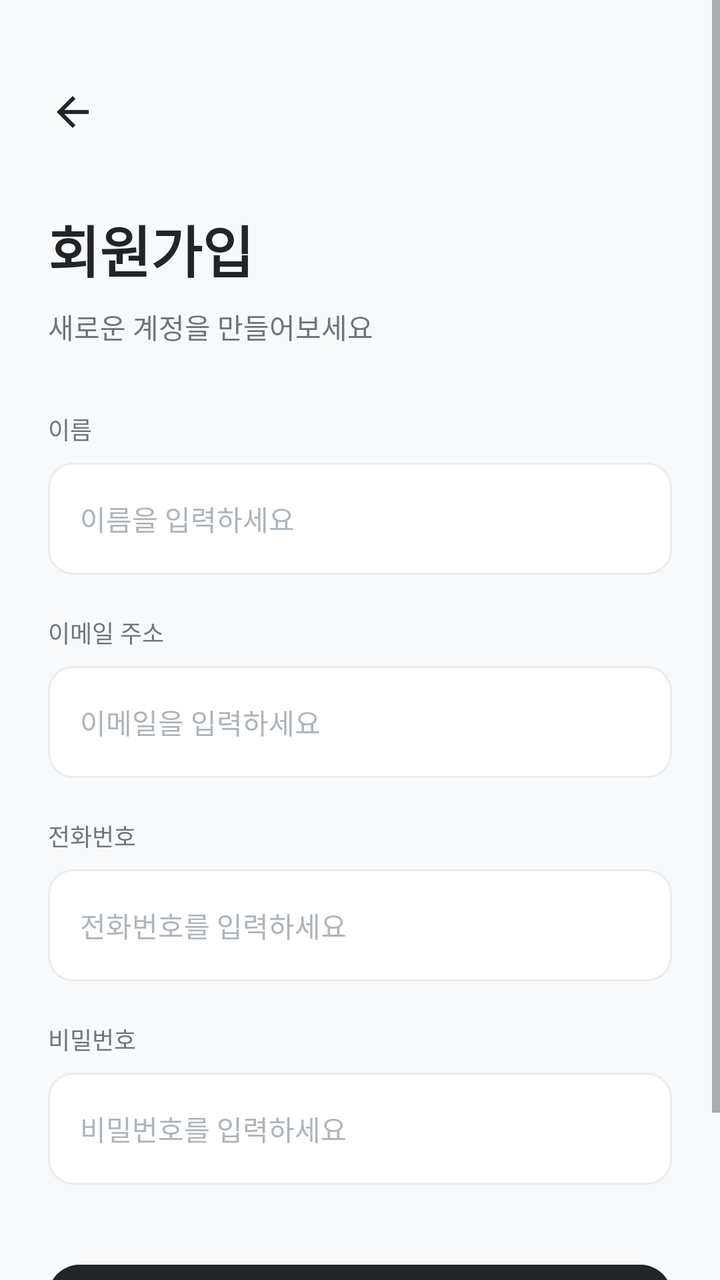
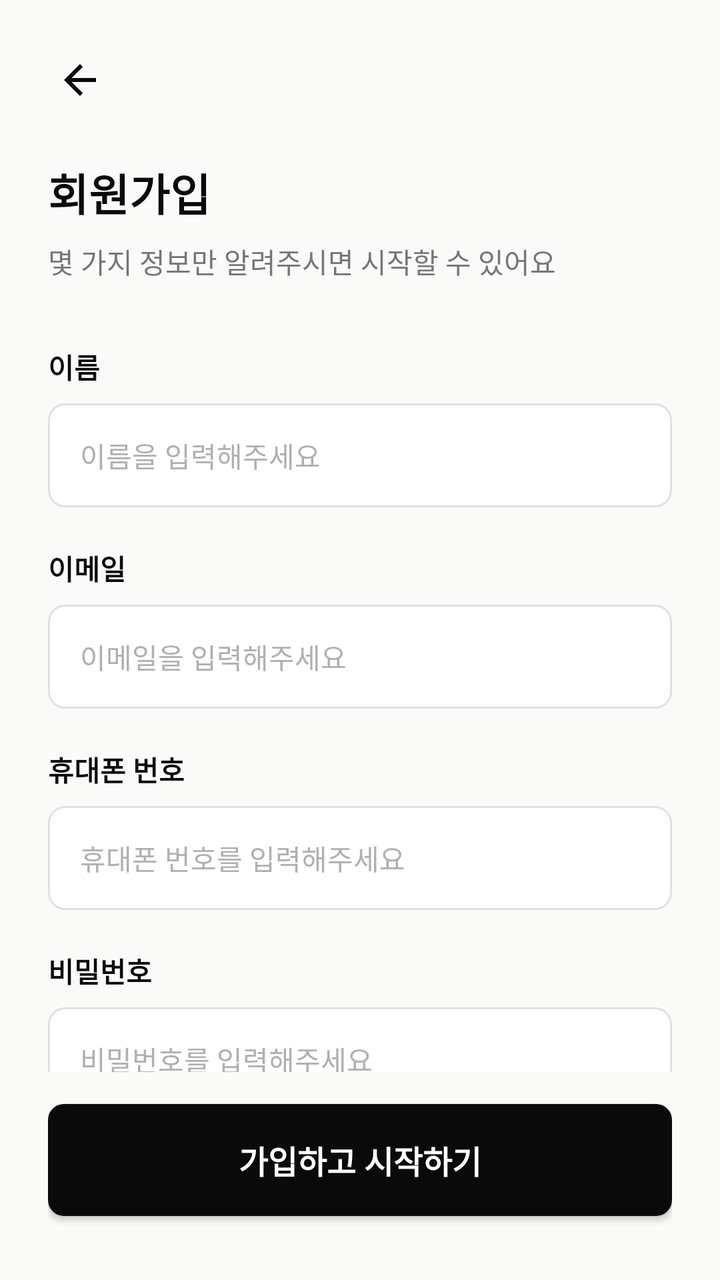

The first picture is an Android layout as it rendered before a commit; the second is the same layout after the commit. The layout source and the unified diff follow.
<!-- AndroidManifest.xml: application theme Theme.WHSAfterMate -->
<!-- res/layout/fragment_sign_up.xml -->
<?xml version="1.0" encoding="utf-8"?>
<FrameLayout xmlns:android="http://schemas.android.com/apk/res/android"
    xmlns:app="http://schemas.android.com/apk/res-auto"
    android:layout_width="match_parent"
    android:layout_height="match_parent"
    android:background="@color/background_gray">

    <ScrollView
        android:layout_width="match_parent"
        android:layout_height="match_parent"
        android:fillViewport="true">

        <LinearLayout
            android:layout_width="match_parent"
            android:layout_height="wrap_content"
            android:orientation="vertical"
            android:padding="24dp">

            <ImageView
                android:id="@+id/btnBack"
                android:layout_width="48dp"
                android:layout_height="48dp"
                android:layout_marginTop="8dp"
                android:layout_marginStart="-12dp"
                android:padding="12dp"
                android:background="?attr/selectableItemBackgroundBorderless"
                android:clickable="true"
                android:focusable="true"
                android:src="@drawable/ic_arrow_back"
                app:tint="@color/text_primary"
                android:contentDescription="@string/app_name" />

            <TextView
                android:layout_width="wrap_content"
                android:layout_height="wrap_content"
                android:layout_marginTop="24dp"
                android:text="@string/signup_title"
                android:textColor="@color/text_primary"
                android:textSize="28sp"
                android:textStyle="bold" />

            <TextView
                android:layout_width="wrap_content"
                android:layout_height="wrap_content"
                android:layout_marginTop="8dp"
                android:text="@string/signup_subtitle"
                android:textColor="@color/text_secondary"
                android:textSize="14sp" />

            <TextView
                android:layout_width="wrap_content"
                android:layout_height="wrap_content"
                android:layout_marginTop="32dp"
                android:text="@string/label_name"
                android:textColor="@color/text_secondary"
                android:textSize="12sp" />

            <EditText
                android:id="@+id/etSignUpName"
                android:layout_width="match_parent"
                android:layout_height="56dp"
                android:layout_marginTop="8dp"
                android:background="@drawable/bg_login_input"
                android:hint="@string/hint_name"
                android:inputType="textPersonName"
                android:paddingHorizontal="16dp"
                android:textColor="@color/text_primary"
                android:textColorHint="@color/input_hint"
                android:textSize="14sp" />

            <TextView
                android:layout_width="wrap_content"
                android:layout_height="wrap_content"
                android:layout_marginTop="20dp"
                android:text="@string/label_email"
                android:textColor="@color/text_secondary"
                android:textSize="12sp" />

            <EditText
                android:id="@+id/etSignUpEmail"
                android:layout_width="match_parent"
                android:layout_height="56dp"
                android:layout_marginTop="8dp"
                android:background="@drawable/bg_login_input"
                android:hint="@string/hint_email"
                android:inputType="textEmailAddress"
                android:paddingHorizontal="16dp"
                android:textColor="@color/text_primary"
                android:textColorHint="@color/input_hint"
                android:textSize="14sp" />

            <TextView
                android:layout_width="wrap_content"
                android:layout_height="wrap_content"
                android:layout_marginTop="20dp"
                android:text="@string/label_phone"
                android:textColor="@color/text_secondary"
                android:textSize="12sp" />

            <EditText
                android:id="@+id/etSignUpPhone"
                android:layout_width="match_parent"
                android:layout_height="56dp"
                android:layout_marginTop="8dp"
                android:background="@drawable/bg_login_input"
                android:hint="@string/hint_phone"
                android:inputType="phone"
                android:paddingHorizontal="16dp"
                android:textColor="@color/text_primary"
                android:textColorHint="@color/input_hint"
                android:textSize="14sp" />

            <TextView
                android:layout_width="wrap_content"
                android:layout_height="wrap_content"
                android:layout_marginTop="20dp"
                android:text="@string/label_password"
                android:textColor="@color/text_secondary"
                android:textSize="12sp" />

            <EditText
                android:id="@+id/etSignUpPassword"
                android:layout_width="match_parent"
                android:layout_height="56dp"
                android:layout_marginTop="8dp"
                android:background="@drawable/bg_login_input"
                android:hint="@string/hint_password"
                android:inputType="textPassword"
                android:paddingHorizontal="16dp"
                android:textColor="@color/text_primary"
                android:textColorHint="@color/input_hint"
                android:textSize="14sp" />

            <com.google.android.material.button.MaterialButton
                android:id="@+id/btnSignUpSubmit"
                android:layout_width="match_parent"
                android:layout_height="56dp"
                android:layout_marginTop="40dp"
                android:layout_marginBottom="24dp"
                android:backgroundTint="@color/text_primary"
                android:insetTop="0dp"
                android:insetBottom="0dp"
                android:text="@string/signup_button"
                android:textColor="@color/white"
                android:textSize="16sp"
                android:textStyle="bold"
                app:cornerRadius="16dp" />

        </LinearLayout>
    </ScrollView>

    <ProgressBar
        android:id="@+id/pbSignUpLoading"
        android:layout_width="wrap_content"
        android:layout_height="wrap_content"
        android:layout_gravity="center"
        android:visibility="gone" />

</FrameLayout>
<!-- resources referenced by this layout -->
<resources>
  <color name="background_gray">#F8F9FA</color>
  <color name="input_hint">#ADB5BD</color>
  <color name="text_primary">#212529</color>
  <color name="text_secondary">#6C757D</color>
  <color name="white">#FFFFFFFF</color>
  <!-- drawable bg_login_input (drawable) -->
  <?xml version="1.0" encoding="utf-8"?>
  <shape xmlns:android="http://schemas.android.com/apk/res/android"
      android:shape="rectangle">
      <solid android:color="@color/white" />
      <corners android:radius="12dp" />
      <stroke
          android:width="1dp"
          android:color="#E9ECEF" />
  </shape>
  <!-- drawable ic_arrow_back (drawable) -->
  <vector xmlns:android="http://schemas.android.com/apk/res/android"
      android:width="24dp"
      android:height="24dp"
      android:viewportWidth="24"
      android:viewportHeight="24">
      <path
          android:fillColor="#000000"
          android:pathData="M20,11H7.83l5.59,-5.59L12,4l-8,8 8,8 1.41,-1.41L7.83,13H20v-2z" />
  </vector>
  <string name="app_name">WHS_After_Mate</string>
  <string name="hint_email">이메일을 입력하세요</string>
  <string name="hint_name">이름을 입력하세요</string>
  <string name="hint_password">비밀번호를 입력하세요</string>
  <string name="hint_phone">전화번호를 입력하세요</string>
  <string name="label_email">이메일 주소</string>
  <string name="label_name">이름</string>
  <string name="label_password">비밀번호</string>
  <string name="label_phone">전화번호</string>
  <string name="signup_button">가입하기</string>
  <string name="signup_subtitle">새로운 계정을 만들어보세요</string>
  <string name="signup_title">회원가입</string>
  <style name="Theme.WHSAfterMate" parent="Theme.MaterialComponents.DayNight.DarkActionBar">
          
          <item name="colorPrimary">@color/purple_500</item>
          <item name="colorPrimaryVariant">@color/purple_700</item>
          <item name="colorOnPrimary">@color/white</item>
          
          <item name="colorSecondary">@color/teal_200</item>
          <item name="colorSecondaryVariant">@color/teal_700</item>
          <item name="colorOnSecondary">@color/black</item>
          
          <item name="android:statusBarColor" tools:targetApi="l">?attr/colorPrimaryVariant</item>
      </style>
  <color name="purple_500">#FF6200EE</color>
  <color name="purple_700">#FF3700B3</color>
  <color name="teal_200">#FF03DAC5</color>
  <color name="teal_700">#FF018786</color>
  <color name="black">#FF000000</color>
</resources>

<!-- the commit's change to res/layout/fragment_sign_up.xml (unified diff, before → after) -->
@@ -1,159 +1,168 @@
 <?xml version="1.0" encoding="utf-8"?>
-<FrameLayout xmlns:android="http://schemas.android.com/apk/res/android"
+<androidx.constraintlayout.widget.ConstraintLayout xmlns:android="http://schemas.android.com/apk/res/android"
     xmlns:app="http://schemas.android.com/apk/res-auto"
+    xmlns:tools="http://schemas.android.com/tools"
     android:layout_width="match_parent"
     android:layout_height="match_parent"
-    android:background="@color/background_gray">
+    android:background="@color/background"
+    android:padding="24dp"
+    tools:context=".ui.auth.SignUpFragment">
 
+    
+    <ImageView
+        android:id="@+id/btnBack"
+        android:layout_width="wrap_content"
+        android:layout_height="wrap_content"
+        android:src="@drawable/ic_back"
+        android:padding="4dp"
+        app:layout_constraintStart_toStartOf="parent"
+        app:layout_constraintTop_toTopOf="parent" />
+
+    
+    <TextView
+        android:id="@+id/tvTitle"
+        android:layout_width="wrap_content"
+        android:layout_height="wrap_content"
+        android:layout_marginTop="24dp"
+        android:text="회원가입"
+        android:textColor="@color/whs_black"
+        android:textSize="22sp"
+        android:textStyle="bold"
+        app:layout_constraintStart_toStartOf="parent"
+        app:layout_constraintTop_toBottomOf="@id/btnBack" />
+
+    <TextView
+        android:id="@+id/tvSubtitle"
+        android:layout_width="0dp"
+        android:layout_height="wrap_content"
+        android:layout_marginTop="8dp"
+        android:text="몇 가지 정보만 알려주시면 시작할 수 있어요"
+        android:textColor="@color/gray_text_label"
+        android:textSize="14sp"
+        app:layout_constraintEnd_toEndOf="parent"
+        app:layout_constraintStart_toStartOf="parent"
+        app:layout_constraintTop_toBottomOf="@id/tvTitle" />
+
+    
     <ScrollView
-        android:layout_width="match_parent"
-        android:layout_height="match_parent"
-        android:fillViewport="true">
+        android:layout_width="0dp"
+        android:layout_height="0dp"
+        android:layout_marginTop="32dp"
+        android:layout_marginBottom="16dp"
+        android:scrollbars="none"
+        app:layout_constraintBottom_toTopOf="@id/btnSignUp"
+        app:layout_constraintEnd_toEndOf="parent"
+        app:layout_constraintStart_toStartOf="parent"
+        app:layout_constraintTop_toBottomOf="@id/tvSubtitle">
 
         <LinearLayout
             android:layout_width="match_parent"
             android:layout_height="wrap_content"
-            android:orientation="vertical"
-            android:padding="24dp">
+            android:orientation="vertical">
 
-            <ImageView
-                android:id="@+id/btnBack"
-                android:layout_width="48dp"
-                android:layout_height="48dp"
-                android:layout_marginTop="8dp"
-                android:layout_marginStart="-12dp"
-                android:padding="12dp"
-                android:background="?attr/selectableItemBackgroundBorderless"
-                android:clickable="true"
-                android:focusable="true"
-                android:src="@drawable/ic_arrow_back"
-                app:tint="@color/text_primary"
-                android:contentDescription="@string/app_name" />
-
+            
             <TextView
                 android:layout_width="wrap_content"
                 android:layout_height="wrap_content"
-                android:layout_marginTop="24dp"
-                android:text="@string/signup_title"
-                android:textColor="@color/text_primary"
-                android:textSize="28sp"
+                android:text="이름"
+                android:textColor="@color/whs_black"
+                android:textSize="14sp"
                 android:textStyle="bold" />
 
-            <TextView
-                android:layout_width="wrap_content"
-                android:layout_height="wrap_content"
+            <EditText
+                android:id="@+id/etName"
+                android:layout_width="match_parent"
+                android:layout_height="52dp"
                 android:layout_marginTop="8dp"
-                android:text="@string/signup_subtitle"
-                android:textColor="@color/text_secondary"
-                android:textSize="14sp" />
-
-            <TextView
-                android:layout_width="wrap_content"
-                android:layout_height="wrap_content"
-                android:layout_marginTop="32dp"
-                android:text="@string/label_name"
-                android:textColor="@color/text_secondary"
-                android:textSize="12sp" />
-
-            <EditText
-                android:id="@+id/etSignUpName"
-                android:layout_width="match_parent"
-                android:layout_height="56dp"
-                android:layout_marginTop="8dp"
-                android:background="@drawable/bg_login_input"
-                android:hint="@string/hint_name"
+                android:background="@drawable/bg_edittext"
+                android:hint="이름을 입력해주세요"
                 android:inputType="textPersonName"
                 android:paddingHorizontal="16dp"
-                android:textColor="@color/text_primary"
-                android:textColorHint="@color/input_hint"
-                android:textSize="14sp" />
+                android:textSize="14sp"
+                android:textColorHint="@color/gray_text_hint" />
 
+            
             <TextView
                 android:layout_width="wrap_content"
                 android:layout_height="wrap_content"
                 android:layout_marginTop="20dp"
-                android:text="@string/label_email"
-                android:textColor="@color/text_secondary"
-                android:textSize="12sp" />
+                android:text="이메일"
+                android:textColor="@color/whs_black"
+                android:textSize="14sp"
+                android:textStyle="bold" />
 
             <EditText
-                android:id="@+id/etSignUpEmail"
+                android:id="@+id/etEmail"
                 android:layout_width="match_parent"
-                android:layout_height="56dp"
+                android:layout_height="52dp"
                 android:layout_marginTop="8dp"
-                android:background="@drawable/bg_login_input"
-                android:hint="@string/hint_email"
+                android:background="@drawable/bg_edittext"
+                android:hint="이메일을 입력해주세요"
                 android:inputType="textEmailAddress"
                 android:paddingHorizontal="16dp"
-                android:textColor="@color/text_primary"
-                android:textColorHint="@color/input_hint"
-                android:textSize="14sp" />
+                android:textSize="14sp"
+                android:textColorHint="@color/gray_text_hint" />
 
+            
             <TextView
                 android:layout_width="wrap_content"
                 android:layout_height="wrap_content"
                 android:layout_marginTop="20dp"
-                android:text="@string/label_phone"
-                android:textColor="@color/text_secondary"
-                android:textSize="12sp" />
+                android:text="휴대폰 번호"
+                android:textColor="@color/whs_black"
+                android:textSize="14sp"
+                android:textStyle="bold" />
 
             <EditText
-                android:id="@+id/etSignUpPhone"
+                android:id="@+id/etPhone"
                 android:layout_width="match_parent"
-                android:layout_height="56dp"
+                android:layout_height="52dp"
                 android:layout_marginTop="8dp"
-                android:background="@drawable/bg_login_input"
-                android:hint="@string/hint_phone"
+                android:background="@drawable/bg_edittext"
+                android:hint="휴대폰 번호를 입력해주세요"
                 android:inputType="phone"
                 android:paddingHorizontal="16dp"
-                android:textColor="@color/text_primary"
-                android:textColorHint="@color/input_hint"
-                android:textSize="14sp" />
+                android:textSize="14sp"
+                android:textColorHint="@color/gray_text_hint" />
 
+            
             <TextView
                 android:layout_width="wrap_content"
                 android:layout_height="wrap_content"
                 android:layout_marginTop="20dp"
-                android:text="@string/label_password"
-                android:textColor="@color/text_secondary"
-                android:textSize="12sp" />
+                android:text="비밀번호"
+                android:textColor="@color/whs_black"
+                android:textSize="14sp"
+                android:textStyle="bold" />
 
             <EditText
-                android:id="@+id/etSignUpPassword"
+                android:id="@+id/etPassword"
                 android:layout_width="match_parent"
-                android:layout_height="56dp"
+                android:layout_height="52dp"
                 android:layout_marginTop="8dp"
-                android:background="@drawable/bg_login_input"
-                android:hint="@string/hint_password"
+                android:background="@drawable/bg_edittext"
+                android:hint="비밀번호를 입력해주세요"
                 android:inputType="textPassword"
                 android:paddingHorizontal="16dp"
-                android:textColor="@color/text_primary"
-                android:textColorHint="@color/input_hint"
-                android:textSize="14sp" />
-
-            <com.google.android.material.button.MaterialButton
-                android:id="@+id/btnSignUpSubmit"
-                android:layout_width="match_parent"
-                android:layout_height="56dp"
-                android:layout_marginTop="40dp"
-                android:layout_marginBottom="24dp"
-                android:backgroundTint="@color/text_primary"
-                android:insetTop="0dp"
-                android:insetBottom="0dp"
-                android:text="@string/signup_button"
-                android:textColor="@color/white"
-                android:textSize="16sp"
-                android:textStyle="bold"
-                app:cornerRadius="16dp" />
+                android:textSize="14sp"
+                android:textColorHint="@color/gray_text_hint" />
 
         </LinearLayout>
     </ScrollView>
 
-    <ProgressBar
-        android:id="@+id/pbSignUpLoading"
-        android:layout_width="wrap_content"
-        android:layout_height="wrap_content"
-        android:layout_gravity="center"
-        android:visibility="gone" />
+    
+    <androidx.appcompat.widget.AppCompatButton
+        android:id="@+id/btnSignUp"
+        android:layout_width="0dp"
+        android:layout_height="56dp"
+        android:layout_marginBottom="8dp"
+        android:background="@drawable/bg_button_black"
+        android:text="가입하고 시작하기"
+        android:textColor="@color/white"
+        android:textSize="16sp"
+        android:textStyle="bold"
+        app:layout_constraintBottom_toBottomOf="parent"
+        app:layout_constraintEnd_toEndOf="parent"
+        app:layout_constraintStart_toStartOf="parent" />
 
-</FrameLayout>
+</androidx.constraintlayout.widget.ConstraintLayout>
<!-- resource entries referenced after the edit -->
@@ -1,42 +1,36 @@
 <!-- resources referenced by this layout -->
 <resources>
-  <color name="background_gray">#F8F9FA</color>
-  <color name="input_hint">#ADB5BD</color>
-  <color name="text_primary">#212529</color>
-  <color name="text_secondary">#6C757D</color>
+  <color name="background">#FAFAF8</color>
+  <color name="gray_text_hint">#B0B0B0</color>
+  <color name="gray_text_label">#767676</color>
   <color name="white">#FFFFFFFF</color>
-  <!-- drawable bg_login_input (drawable) -->
+  <color name="whs_black">#0A0A0B</color>
+  <!-- drawable bg_button_black (drawable) -->
   <?xml version="1.0" encoding="utf-8"?>
-  <shape xmlns:android="http://schemas.android.com/apk/res/android"
-      android:shape="rectangle">
+  <shape xmlns:android="http://schemas.android.com/apk/res/android">
+      <solid android:color="@color/whs_black" />
+      <corners android:radius="8dp" />
+  </shape>
+  <!-- drawable bg_edittext (drawable) -->
+  <?xml version="1.0" encoding="utf-8"?>
+  <shape xmlns:android="http://schemas.android.com/apk/res/android">
       <solid android:color="@color/white" />
-      <corners android:radius="12dp" />
       <stroke
           android:width="1dp"
-          android:color="#E9ECEF" />
+          android:color="@color/gray_border" />
+      <corners android:radius="8dp" />
   </shape>
-  <!-- drawable ic_arrow_back (drawable) -->
+  <!-- drawable ic_back (drawable) -->
+  <?xml version="1.0" encoding="utf-8"?>
   <vector xmlns:android="http://schemas.android.com/apk/res/android"
       android:width="24dp"
       android:height="24dp"
       android:viewportWidth="24"
       android:viewportHeight="24">
       <path
-          android:fillColor="#000000"
+          android:fillColor="@color/whs_black"
           android:pathData="M20,11H7.83l5.59,-5.59L12,4l-8,8 8,8 1.41,-1.41L7.83,13H20v-2z" />
   </vector>
-  <string name="app_name">WHS_After_Mate</string>
-  <string name="hint_email">이메일을 입력하세요</string>
-  <string name="hint_name">이름을 입력하세요</string>
-  <string name="hint_password">비밀번호를 입력하세요</string>
-  <string name="hint_phone">전화번호를 입력하세요</string>
-  <string name="label_email">이메일 주소</string>
-  <string name="label_name">이름</string>
-  <string name="label_password">비밀번호</string>
-  <string name="label_phone">전화번호</string>
-  <string name="signup_button">가입하기</string>
-  <string name="signup_subtitle">새로운 계정을 만들어보세요</string>
-  <string name="signup_title">회원가입</string>
   <style name="Theme.WHSAfterMate" parent="Theme.MaterialComponents.DayNight.DarkActionBar">
           
           <item name="colorPrimary">@color/purple_500</item>
@@ -49,6 +43,7 @@
           
           <item name="android:statusBarColor" tools:targetApi="l">?attr/colorPrimaryVariant</item>
       </style>
+  <color name="gray_border">#E0E0E0</color>
   <color name="purple_500">#FF6200EE</color>
   <color name="purple_700">#FF3700B3</color>
   <color name="teal_200">#FF03DAC5</color>
